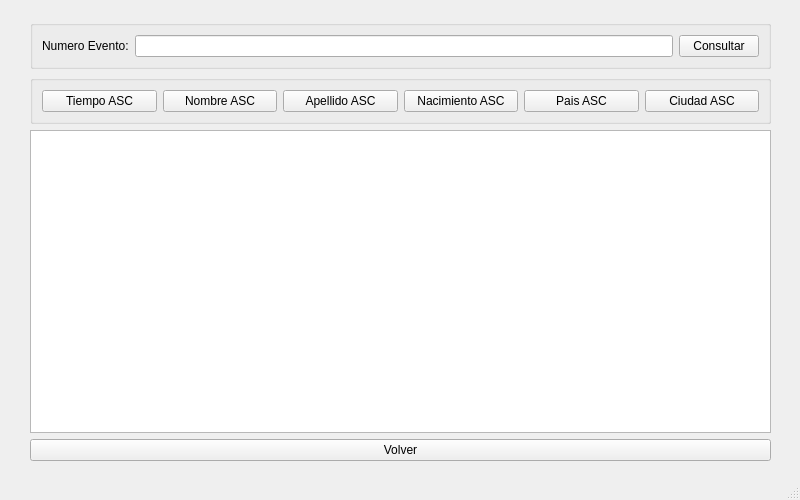
Old version of the form View/showResultado.ui in the repository Camgamez/MediaMaraton.
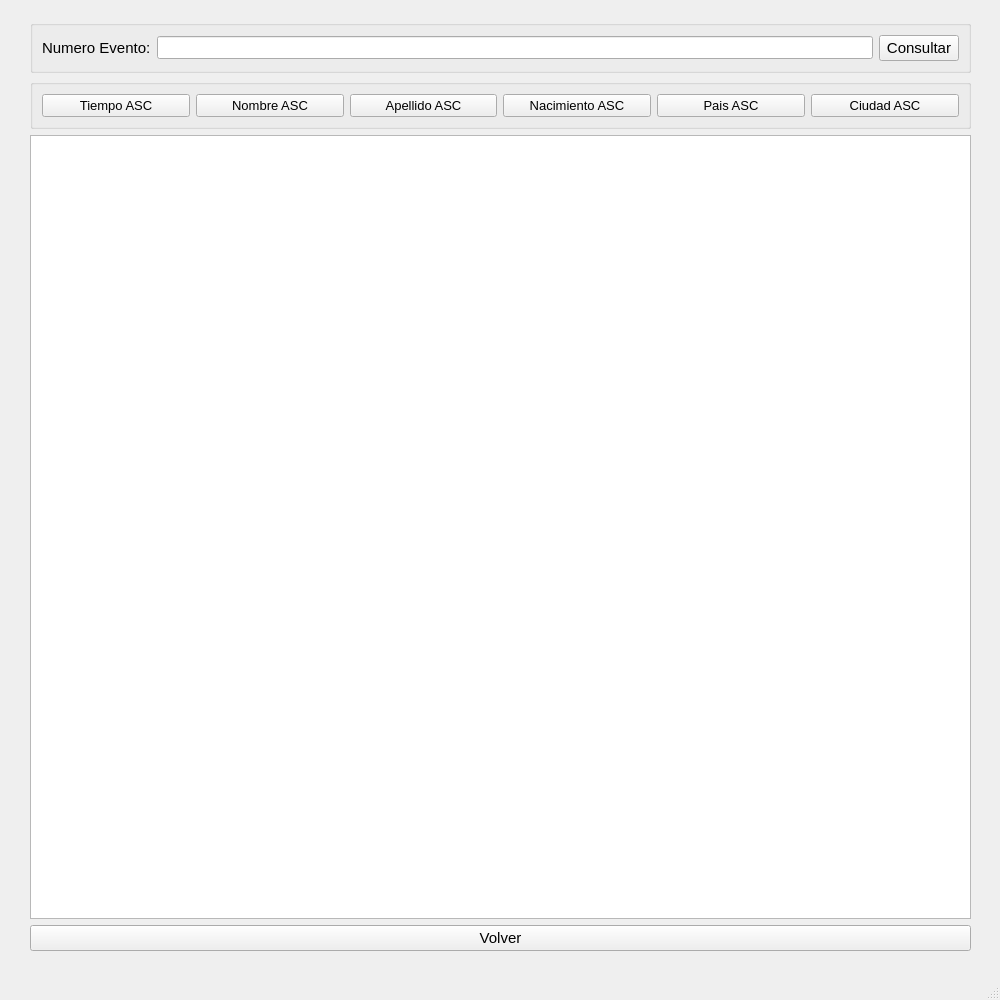
New version of the form.

What changed in the file:
```diff
--- a/View/showResultado.ui
+++ b/View/showResultado.ui
@@ -6,8 +6,8 @@
    <rect>
     <x>0</x>
     <y>0</y>
-    <width>800</width>
-    <height>500</height>
+    <width>1000</width>
+    <height>1000</height>
    </rect>
   </property>
   <property name="windowTitle">
@@ -19,8 +19,8 @@
      <rect>
       <x>20</x>
       <y>10</y>
-      <width>761</width>
-      <height>461</height>
+      <width>961</width>
+      <height>951</height>
      </rect>
     </property>
     <layout class="QGridLayout" name="gridLayout">
@@ -38,6 +38,11 @@
      </property>
      <item row="3" column="0">
       <widget class="QPushButton" name="popup_closer">
+       <property name="font">
+        <font>
+         <pointsize>11</pointsize>
+        </font>
+       </property>
        <property name="text">
         <string>Volver</string>
        </property>
@@ -54,6 +59,11 @@
        <layout class="QHBoxLayout" name="horizontalLayout">
         <item>
          <widget class="QPushButton" name="pushButton_7">
+          <property name="font">
+           <font>
+            <pointsize>10</pointsize>
+           </font>
+          </property>
           <property name="text">
            <string>Tiempo ASC</string>
           </property>
@@ -61,6 +71,11 @@
         </item>
         <item>
          <widget class="QPushButton" name="pushButton_6">
+          <property name="font">
+           <font>
+            <pointsize>10</pointsize>
+           </font>
+          </property>
           <property name="text">
            <string>Nombre ASC</string>
           </property>
@@ -68,6 +83,11 @@
         </item>
         <item>
          <widget class="QPushButton" name="pushButton_5">
+          <property name="font">
+           <font>
+            <pointsize>10</pointsize>
+           </font>
+          </property>
           <property name="text">
            <string>Apellido ASC</string>
           </property>
@@ -75,6 +95,11 @@
         </item>
         <item>
          <widget class="QPushButton" name="pushButton_4">
+          <property name="font">
+           <font>
+            <pointsize>10</pointsize>
+           </font>
+          </property>
           <property name="text">
            <string>Nacimiento ASC</string>
           </property>
@@ -82,6 +107,11 @@
         </item>
         <item>
          <widget class="QPushButton" name="pushButton_3">
+          <property name="font">
+           <font>
+            <pointsize>10</pointsize>
+           </font>
+          </property>
           <property name="text">
            <string>Pais ASC</string>
           </property>
@@ -89,6 +119,11 @@
         </item>
         <item>
          <widget class="QPushButton" name="pushButton_2">
+          <property name="font">
+           <font>
+            <pointsize>10</pointsize>
+           </font>
+          </property>
           <property name="text">
            <string>Ciudad ASC</string>
           </property>
@@ -105,16 +140,32 @@
        <layout class="QHBoxLayout" name="horizontalLayout_3">
         <item>
          <widget class="QLabel" name="label">
+          <property name="font">
+           <font>
+            <pointsize>11</pointsize>
+           </font>
+          </property>
           <property name="text">
            <string>Numero Evento:</string>
           </property>
          </widget>
         </item>
         <item>
-         <widget class="QLineEdit" name="lineEdit"/>
+         <widget class="QLineEdit" name="lineEdit">
+          <property name="font">
+           <font>
+            <pointsize>10</pointsize>
+           </font>
+          </property>
+         </widget>
         </item>
         <item>
          <widget class="QPushButton" name="pushButton">
+          <property name="font">
+           <font>
+            <pointsize>11</pointsize>
+           </font>
+          </property>
           <property name="text">
            <string>Consultar</string>
           </property>
@@ -124,7 +175,13 @@
       </widget>
      </item>
      <item row="2" column="0">
-      <widget class="QTableView" name="tableView"/>
+      <widget class="QTableView" name="tableView">
+       <property name="font">
+        <font>
+         <pointsize>10</pointsize>
+        </font>
+       </property>
+      </widget>
      </item>
     </layout>
    </widget>
```
